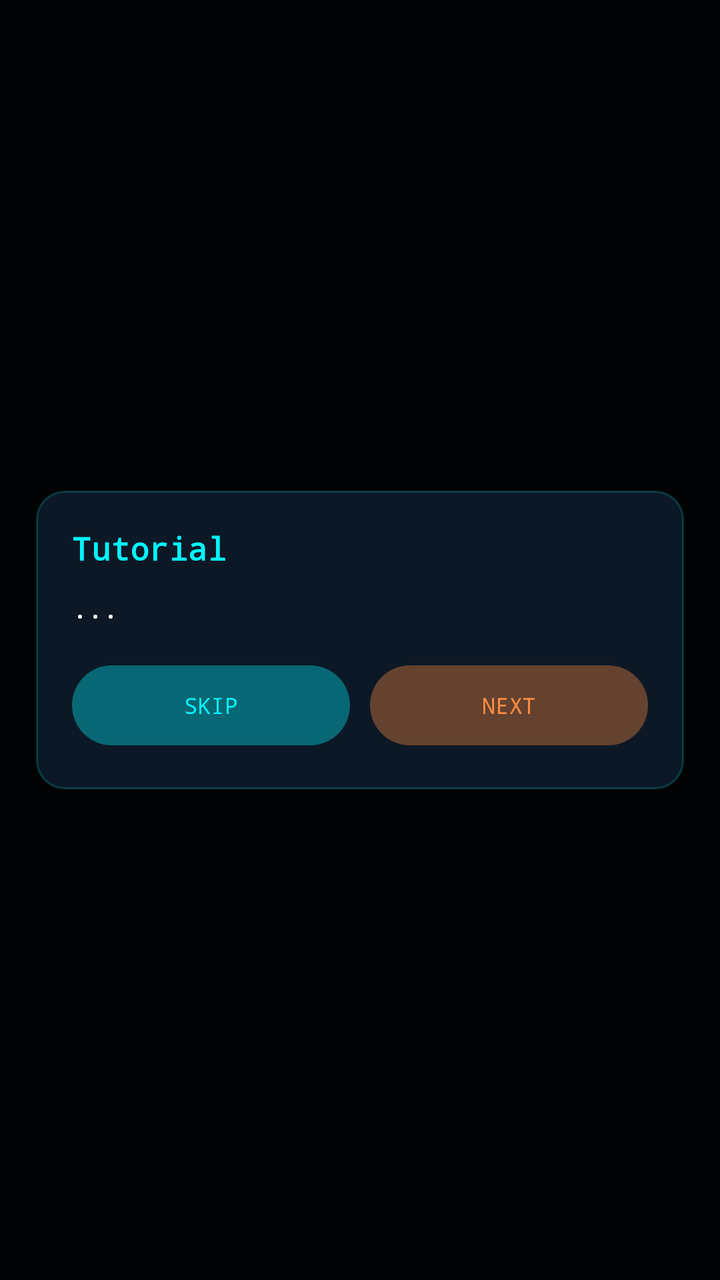
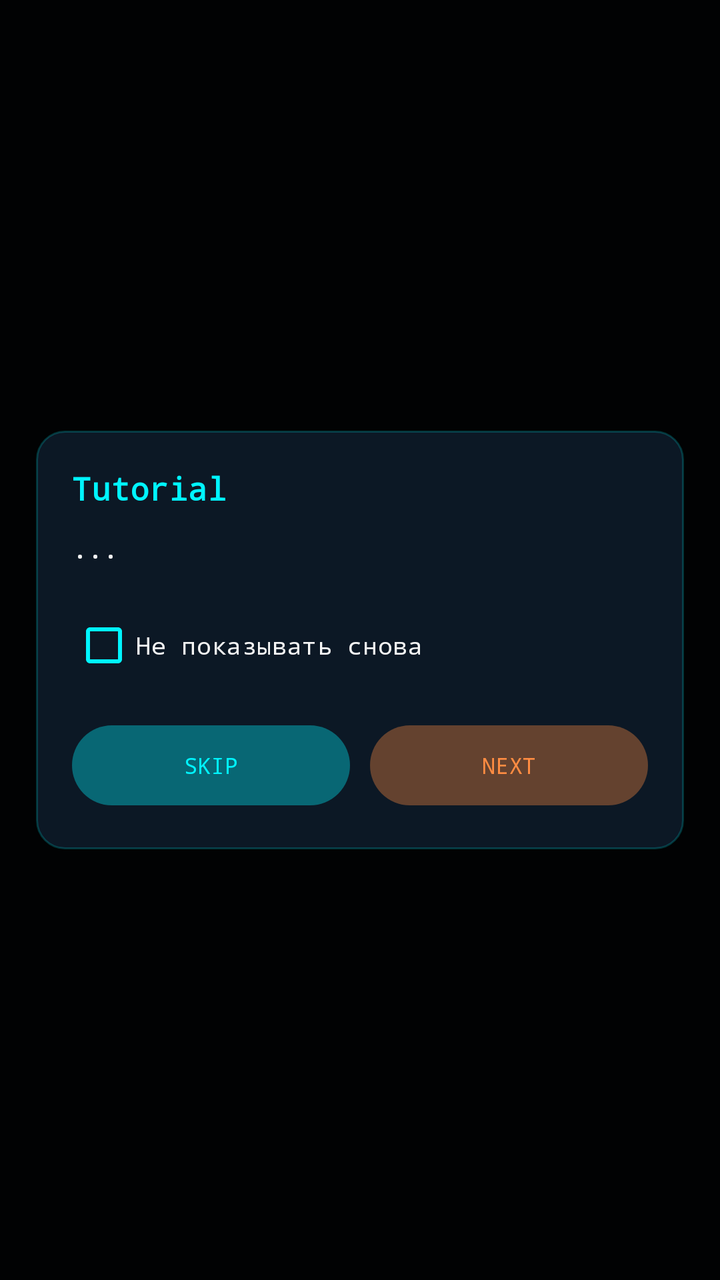

An Android layout rendered at two revisions. The XML below is the earlier revision; the diff shows what the commit changed to produce the second picture.
<!-- AndroidManifest.xml: application theme Theme.AIBrain -->
<!-- res/layout/overlay_tutorial.xml -->
<?xml version="1.0" encoding="utf-8"?>
<FrameLayout xmlns:android="http://schemas.android.com/apk/res/android"
    android:layout_width="match_parent"
    android:layout_height="match_parent"
    android:background="#CC000000"
    android:clickable="true"
    android:focusable="true">

    <LinearLayout
        android:layout_width="match_parent"
        android:layout_height="wrap_content"
        android:layout_gravity="center"
        android:orientation="vertical"
        android:padding="18dp"
        android:layout_margin="18dp"
        android:background="@drawable/panel_rounded">

        <TextView
            android:id="@+id/tv_tutorial_title"
            android:layout_width="match_parent"
            android:layout_height="wrap_content"
            android:text="Tutorial"
            android:textColor="@color/cyan_primary"
            android:textStyle="bold"
            android:textSize="16sp"
            android:fontFamily="monospace"
            android:layout_marginBottom="10dp" />

        <TextView
            android:id="@+id/tv_tutorial_body"
            android:layout_width="match_parent"
            android:layout_height="wrap_content"
            android:text="..."
            android:textColor="@color/text_white_bright"
            android:textSize="13sp"
            android:fontFamily="monospace"
            android:lineSpacingExtra="3dp"
            android:layout_marginBottom="16dp" />

        <LinearLayout
            android:layout_width="match_parent"
            android:layout_height="wrap_content"
            android:orientation="horizontal">

            <Button
                android:id="@+id/btn_tutorial_skip"
                android:layout_width="0dp"
                android:layout_height="48dp"
                android:layout_weight="1"
                android:text="SKIP"
                android:textSize="11sp"
                android:fontFamily="monospace"
                android:backgroundTint="@color/cyan_alpha_20"
                android:textColor="@color/cyan_primary" />

            <Button
                android:id="@+id/btn_tutorial_next"
                android:layout_width="0dp"
                android:layout_height="48dp"
                android:layout_weight="1"
                android:layout_marginStart="10dp"
                android:text="NEXT"
                android:textSize="11sp"
                android:fontFamily="monospace"
                android:backgroundTint="@color/orange_alpha_20"
                android:textColor="@color/orange_primary" />
        </LinearLayout>

    </LinearLayout>

</FrameLayout>
<!-- resources referenced by this layout -->
<resources>
  <color name="cyan_alpha_20">#3300F5FF</color>
  <color name="cyan_primary">#00F5FF</color>
  <color name="orange_alpha_20">#33FF8C42</color>
  <color name="orange_primary">#FF8C42</color>
  <color name="text_white_bright">#F5F5F5</color>
  <!-- drawable panel_rounded (drawable) -->
  <?xml version="1.0" encoding="utf-8"?>
  <shape xmlns:android="http://schemas.android.com/apk/res/android" android:shape="rectangle">
      <solid android:color="#CC0F1F2E" />
      <corners android:radius="14dp" />
      <stroke android:width="1dp" android:color="#3300F5FF" />
  </shape>
  <style name="Theme.AIBrain" parent="Base.Theme.AIBrain" />
  <style name="Base.Theme.AIBrain" parent="Theme.Material3.Dark.NoActionBar">
          <item name="colorPrimary">@color/cyan_primary</item>
          <item name="colorOnPrimary">@color/space_deepest</item>
          <item name="colorPrimaryContainer">@color/cyan_deeper</item>
          <item name="colorOnPrimaryContainer">@color/text_white</item>
  
          <item name="colorSecondary">@color/orange_primary</item>
          <item name="colorOnSecondary">@color/space_deepest</item>
          <item name="colorSecondaryContainer">@color/space_light</item>
          <item name="colorOnSecondaryContainer">@color/text_white</item>
  
          <item name="colorSurface">@color/space_medium</item>
          <item name="colorOnSurface">@color/text_white</item>
          <item name="android:colorBackground">@color/space_deepest</item>
          <item name="colorOnBackground">@color/text_white</item>
  
          <item name="android:windowBackground">@color/window_background</item>
          <item name="android:statusBarColor">@android:color/transparent</item>
          <item name="android:navigationBarColor">@color/navigation_bar</item>
          <item name="android:windowLightStatusBar">false</item>
          <item name="android:windowLightNavigationBar">false</item>
      </style>
  <color name="space_deepest">#050A0F</color>
  <color name="cyan_deeper">#006064</color>
  <color name="text_white">#FFFFFF</color>
  <color name="space_light">#15293D</color>
  <color name="space_medium">#0F1F2E</color>
  <color name="window_background">#FF050A0F</color>
  <color name="navigation_bar">#FF0A1520</color>
</resources>

<!-- the commit's change to res/layout/overlay_tutorial.xml (unified diff, before → after) -->
@@ -36,6 +36,16 @@
             android:fontFamily="monospace"
             android:lineSpacingExtra="3dp"
             android:layout_marginBottom="16dp" />
+        <CheckBox
+            android:id="@+id/cb_tutorial_no_more"
+            android:layout_width="match_parent"
+            android:layout_height="wrap_content"
+            android:text="Не показывать снова"
+            android:textColor="@color/text_white_bright"
+            android:textSize="12sp"
+            android:fontFamily="monospace"
+            android:layout_marginBottom="12dp"
+            android:buttonTint="@color/cyan_primary" />
 
         <LinearLayout
             android:layout_width="match_parent"
